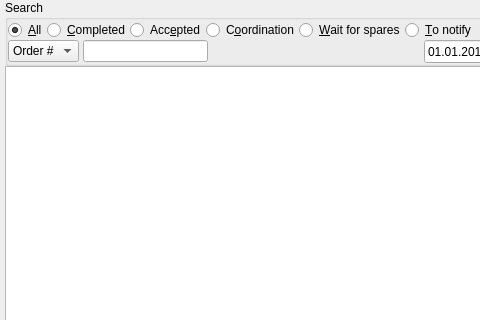
Before: the Qt Designer form RepairCenter/orderswidgetmain.ui in Feo-d-oR/YARC, drawn with Qt 5; both pictures show x 0 to 480 and y 0 to 320 of the 1000 by 550 pixel window.
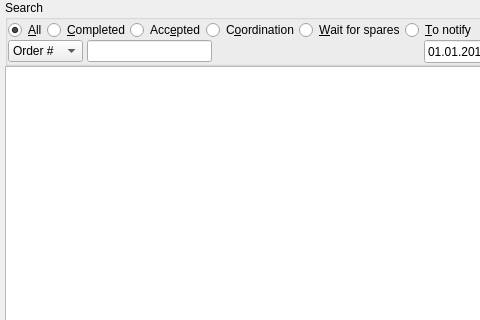
After: the same form once the commit is applied. Icons and pictures are not drawn.

Patch:
```diff
--- a/RepairCenter/orderswidgetmain.ui
+++ b/RepairCenter/orderswidgetmain.ui
@@ -217,13 +217,13 @@
           </property>
           <property name="minimumSize">
            <size>
-            <width>0</width>
+            <width>75</width>
             <height>0</height>
            </size>
           </property>
           <property name="maximumSize">
            <size>
-            <width>16777215</width>
+            <width>110</width>
             <height>16777215</height>
            </size>
           </property>
```
Left out of the diff: 9 changed lines with no effect on the pictures.
